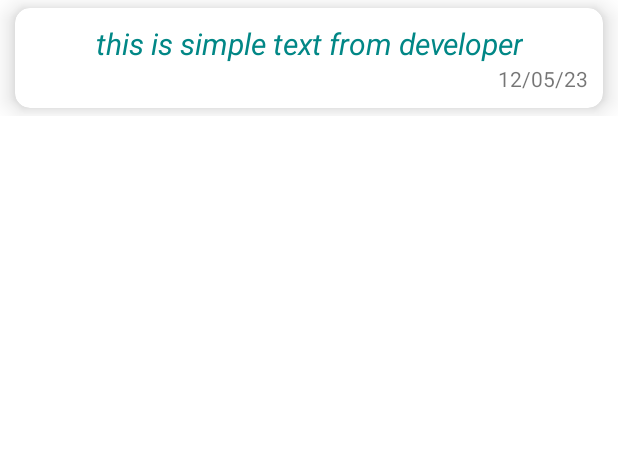
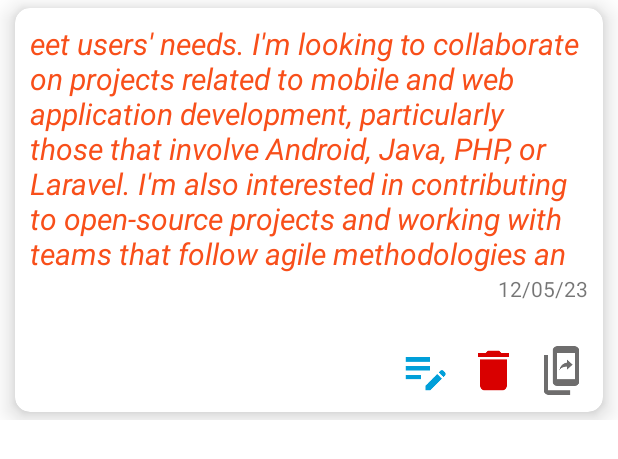
Before and after one commit to Syed-Bipul-Rahman/NoteVerse, an Android app: the layout notes_layout.xml on its own in the app's theme, with its tools: preview values and no code run, on a phone screen of 412 x 824 dp. Shown: the top 459 px of the screen. Run offline under Robolectric (Android 15) with nearby library versions, the phone set to English and light mode, and no system bars.

Commit message:
[UPDATE]: sample layout update

```diff
--- a/app/src/main/java/com/classwork/onlinenotebook/views/AddQuotes.java
+++ b/app/src/main/java/com/classwork/onlinenotebook/views/AddQuotes.java
@@ -3,14 +3,22 @@ package com.classwork.onlinenotebook.views;
 import androidx.appcompat.app.AppCompatActivity;
 
 import android.os.Bundle;
+import android.view.View;
 
 import com.classwork.onlinenotebook.R;
+import com.classwork.onlinenotebook.databinding.ActivityAddQuotesBinding;
 
 public class AddQuotes extends AppCompatActivity {
+    ActivityAddQuotesBinding binding;
 
     @Override
     protected void onCreate(Bundle savedInstanceState) {
         super.onCreate(savedInstanceState);
-        setContentView(R.layout.activity_add_quotes);
+
+        binding = ActivityAddQuotesBinding.inflate(getLayoutInflater());
+        View view = binding.getRoot();
+        setContentView(view);
+
+
     }
 }
--- a/app/src/main/java/com/classwork/onlinenotebook/views/ShowAllNotes.java
+++ b/app/src/main/java/com/classwork/onlinenotebook/views/ShowAllNotes.java
@@ -80,7 +80,7 @@ public class ShowAllNotes extends AppCompatActivity {
 
     private void initializing() {
         recyclerView = binding.recylerveiwallnotes;
-
+        recyclerView.setHasFixedSize(true);
         Retrofit retrofit = ApiClient.getClient();
         apiInterface = retrofit.create(ApiInterface.class);
 
--- a/app/src/main/res/drawable/ic_baseline_edit_note_24.xml
+++ b/app/src/main/res/drawable/ic_baseline_edit_note_24.xml
@@ -1,4 +1,4 @@
-<vector android:height="24dp" android:tint="#E0C822"
+<vector android:height="24dp" android:tint="#009FD9"
     android:viewportHeight="24" android:viewportWidth="24"
     android:width="24dp" xmlns:android="http://schemas.android.com/apk/res/android">
     <path android:fillColor="@android:color/white" android:pathData="M3,10h11v2H3V10zM3,8h11V6H3V8zM3,16h7v-2H3V16zM18.01,12.87l0.71,-0.71c0.39,-0.39 1.02,-0.39 1.41,0l0.71,0.71c0.39,0.39 0.39,1.02 0,1.41l-0.71,0.71L18.01,12.87zM17.3,13.58l-5.3,5.3V21h2.12l5.3,-5.3L17.3,13.58z"/>
--- a/app/src/main/res/layout/activity_show_all_notes.xml
+++ b/app/src/main/res/layout/activity_show_all_notes.xml
@@ -9,5 +9,5 @@
     <androidx.recyclerview.widget.RecyclerView
         android:id="@+id/recylerveiwallnotes"
         android:layout_width="match_parent"
-        android:layout_height="match_parent" />
+        android:layout_height="wrap_content" />
 </LinearLayout>
--- a/app/src/main/res/layout/notes_layout.xml
+++ b/app/src/main/res/layout/notes_layout.xml
@@ -1,9 +1,9 @@
 <?xml version="1.0" encoding="utf-8"?>
 <LinearLayout xmlns:android="http://schemas.android.com/apk/res/android"
     xmlns:app="http://schemas.android.com/apk/res-auto"
+    android:id="@+id/linearlayoutforcl"
     android:layout_width="match_parent"
     android:layout_height="wrap_content"
-android:id="@+id/linearlayoutforcl"
     android:orientation="vertical">
 
     <androidx.cardview.widget.CardView
@@ -20,28 +20,67 @@ android:id="@+id/linearlayoutforcl"
         <LinearLayout
             android:layout_width="match_parent"
             android:layout_height="match_parent"
+            android:orientation="vertical">
+
+
+            <LinearLayout
+                android:layout_width="match_parent"
+                android:layout_height="match_parent"
                 android:orientation="vertical"
                 android:padding="10dp">
 
                 <TextView
                     android:id="@+id/notetext"
-                android:layout_width="wrap_content"
+                    android:layout_width="match_parent"
                     android:layout_height="wrap_content"
-                android:layout_gravity="center"
-                android:gravity="center"
-                android:text="this is simple text from developer"
-                android:textColor="@color/teal_700"
+                    android:text="eet users' needs. I'm looking to collaborate on projects related to mobile and web application development, particularly those that involve Android, Java, PHP, or Laravel. I'm also interested in contributing to open-source projects and working with teams that follow agile methodologies an"
+                    android:textAlignment="textStart"
+                    android:textColor="@color/orange"
                     android:textSize="20sp"
                     android:textStyle="italic" />
 
                 <TextView
                     android:id="@+id/datetext"
-                android:layout_width="wrap_content"
+                    android:layout_width="match_parent"
                     android:layout_height="wrap_content"
                     android:layout_gravity="end"
                     android:gravity="end"
                     android:text="12/05/23"
                     android:textAlignment="textEnd" />
             </LinearLayout>
+
+            <LinearLayout
+                android:layout_width="wrap_content"
+                android:layout_height="wrap_content"
+                android:layout_gravity="end"
+                android:layout_marginTop="7dp"
+                android:gravity="center"
+                android:orientation="horizontal"
+                android:padding="10dp">
+
+                <ImageView
+                    android:id="@+id/editnote"
+                    android:layout_width="35dp"
+                    android:layout_height="35dp"
+                    android:src="@drawable/ic_baseline_edit_note_24" />
+
+                <ImageView
+                    android:id="@+id/deletenote"
+                    android:layout_width="35dp"
+                    android:layout_height="35dp"
+                    android:layout_marginLeft="10dp"
+                    android:layout_marginRight="10dp"
+                    android:src="@drawable/ic_baseline_delete_24" />
+
+                <ImageView
+                    android:id="@+id/sharenote"
+                    android:layout_width="35dp"
+                    android:layout_height="35dp"
+                    android:src="@drawable/ic_baseline_offline_share_24" />
+
+            </LinearLayout>
+        </LinearLayout>
     </androidx.cardview.widget.CardView>
+
+
 </LinearLayout>
```
Lines whose indentation alone changed are shown as unchanged.
